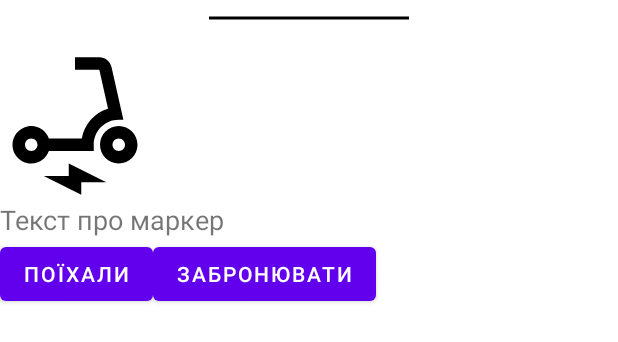
After one commit to Vindener/Vin_App, an Android app: the layout bottom_sheet_layout.xml on its own in the app's theme, with its tools: preview values and no code run, on a phone screen of 412 x 824 dp. The commit adds this screen. Shown: the top 342 px of the screen. Run offline under Robolectric (Android 15) with nearby library versions, the phone set to English and light mode, and no system bars.

Commit message:
Added bottomSheetDialog for Marker

```diff
--- a/app/src/main/java/com/example/vin/MapsFragment.java
+++ b/app/src/main/java/com/example/vin/maps/MapsFragment.java
@@ -1,4 +1,4 @@
-package com.example.vin;
+package com.example.vin.maps;
 
 import androidx.activity.result.ActivityResultLauncher;
 import androidx.annotation.NonNull;
@@ -13,6 +13,7 @@ import android.graphics.Bitmap;
 import android.graphics.Canvas;
 import android.graphics.Color;
 import android.graphics.Point;
+import android.graphics.drawable.ColorDrawable;
 import android.graphics.drawable.Drawable;
 import android.location.Location;
 import android.location.LocationManager;
@@ -21,13 +22,16 @@ import android.provider.Settings;
 import android.view.LayoutInflater;
 import android.view.View;
 import android.view.ViewGroup;
+import android.view.Window;
 import android.widget.Button;
+import android.widget.TextView;
 import android.widget.Toast;
 
 import androidx.core.app.ActivityCompat;
 import androidx.core.content.ContextCompat;
 import androidx.fragment.app.Fragment;
 
+import com.example.vin.R;
 import com.example.vin.qrcode.scanner.QrCodeScanner;
 import com.google.android.gms.maps.CameraUpdateFactory;
 import com.google.android.gms.maps.GoogleMap;
@@ -36,9 +40,11 @@ import com.google.android.gms.maps.SupportMapFragment;
 import com.google.android.gms.maps.model.BitmapDescriptor;
 import com.google.android.gms.maps.model.BitmapDescriptorFactory;
 import com.google.android.gms.maps.model.LatLng;
+import com.google.android.gms.maps.model.Marker;
 import com.google.android.gms.maps.model.MarkerOptions;
 import com.google.android.gms.maps.model.Polygon;
 import com.google.android.gms.maps.model.PolygonOptions;
+import com.google.android.material.bottomsheet.BottomSheetDialog;
 import com.journeyapps.barcodescanner.ScanContract;
 import com.journeyapps.barcodescanner.ScanOptions;
 
@@ -52,6 +58,8 @@ public class MapsFragment extends Fragment implements OnMapReadyCallback {
     private Polygon polygonMap;
     private Button btnShowCurrentLocation;
     private Button bthQRCodeScanner;
+
+    private Marker marker;
 
     public static boolean isLocationEnabled(Context context) {
         LocationManager locationManager = (LocationManager) context.getSystemService(Context.LOCATION_SERVICE);
@@ -151,7 +159,41 @@ public class MapsFragment extends Fragment implements OnMapReadyCallback {
         DrawPolygon();
 
         showTransport();
+
+        mMap.setOnMarkerClickListener(new GoogleMap.OnMarkerClickListener() {
+            @Override
+            public boolean onMarkerClick(Marker marker) {
+                // Обработка клика по маркеру
+                String markerId = marker.getId(); // Получение id маркера
+                // Отображение нижнего окна активити с текстом и кнопками
+                showBottomSheet(markerId);
+                return true;
+            }
+        });
+
     }
+
+    private void showBottomSheet(String markerId) {
+        // Создание нижнего окна активити
+        Context context = requireContext();
+        BottomSheetDialog bottomSheetDialog = new BottomSheetDialog(context);
+
+        bottomSheetDialog.getWindow().setBackgroundDrawable(new ColorDrawable(android.graphics.Color.TRANSPARENT));
+        bottomSheetDialog.setContentView(R.layout.bottom_sheet_layout);
+
+        TextView textView = bottomSheetDialog.findViewById(R.id.textView);
+        Button button1 = bottomSheetDialog.findViewById(R.id.button1);
+        Button button2 = bottomSheetDialog.findViewById(R.id.button2);
+
+        textView.setText(markerId);
+
+        // Настройка текста и обработчиков кнопок
+        // Используйте markerId для получения информации о маркере
+
+        bottomSheetDialog.show();
+    }
+
+
     private static final int REQUEST_LOCATION_PERMISSION = 123;
     private void showCurrentLocation() {
         if (ActivityCompat.checkSelfPermission(getActivity(), Manifest.permission.ACCESS_FINE_LOCATION) != PackageManager.PERMISSION_GRANTED &&
--- /dev/null
+++ b/app/src/main/res/drawable/horizontal_rule_.xml
@@ -0,0 +1,6 @@
+<vector android:height="24dp" android:tint="#000000"
+    android:viewportHeight="24" android:viewportWidth="24"
+    android:width="200dp" xmlns:android="http://schemas.android.com/apk/res/android">
+    <path android:fillColor="@android:color/white"
+        android:fillType="evenOdd" android:pathData="M4,11h16v2h-16z"/>
+</vector>
--- /dev/null
+++ b/app/src/main/res/layout/bottom_sheet_layout.xml
@@ -0,0 +1,48 @@
+<?xml version="1.0" encoding="utf-8"?>
+<LinearLayout xmlns:android="http://schemas.android.com/apk/res/android"
+    android:layout_width="match_parent"
+    android:layout_height="wrap_content"
+    android:orientation="vertical">
+
+    <ImageView
+        android:id="@+id/imageView4"
+        android:layout_width="match_parent"
+        android:layout_height="wrap_content"
+        android:layout_weight="1"
+        android:scaleType="center"
+        android:src="@drawable/horizontal_rule_" />
+
+    <ImageView
+        android:id="@+id/imageView3"
+        android:layout_width="100dp"
+        android:layout_height="100dp"
+        android:layout_marginTop="10dp"
+        android:layout_weight="1"
+        android:src="@drawable/ic_electric_scooter" />
+
+    <TextView
+        android:id="@+id/textView"
+        android:layout_width="match_parent"
+        android:layout_height="wrap_content"
+        android:text="Текст про маркер"
+        android:textSize="18sp" />
+
+    <LinearLayout
+        android:layout_width="match_parent"
+        android:layout_height="wrap_content"
+        android:orientation="horizontal">
+
+        <Button
+            android:id="@+id/button1"
+            android:layout_width="wrap_content"
+            android:layout_height="wrap_content"
+            android:text="Поїхали" />
+
+        <Button
+            android:id="@+id/button2"
+            android:layout_width="wrap_content"
+            android:layout_height="wrap_content"
+            android:text="Забронювати" />
+
+    </LinearLayout>
+</LinearLayout>
--- a/app/src/main/res/layout/fragment_maps.xml
+++ b/app/src/main/res/layout/fragment_maps.xml
@@ -25,6 +25,6 @@
         android:name="com.google.android.gms.maps.SupportMapFragment"
         android:layout_width="match_parent"
         android:layout_height="match_parent"
-        tools:context=".MapsFragment" />
+        tools:context=".maps.MapsFragment" />
 
 </FrameLayout>
--- a/app/src/main/res/navigation/mobile_navigation.xml
+++ b/app/src/main/res/navigation/mobile_navigation.xml
@@ -7,7 +7,7 @@
 
     <fragment
         android:id="@+id/nav_home"
-        android:name="com.example.vin.MapsFragment"
+        android:name="com.example.vin.maps.MapsFragment"
         android:label="@string/menu_home" />
 
     <fragment
```
